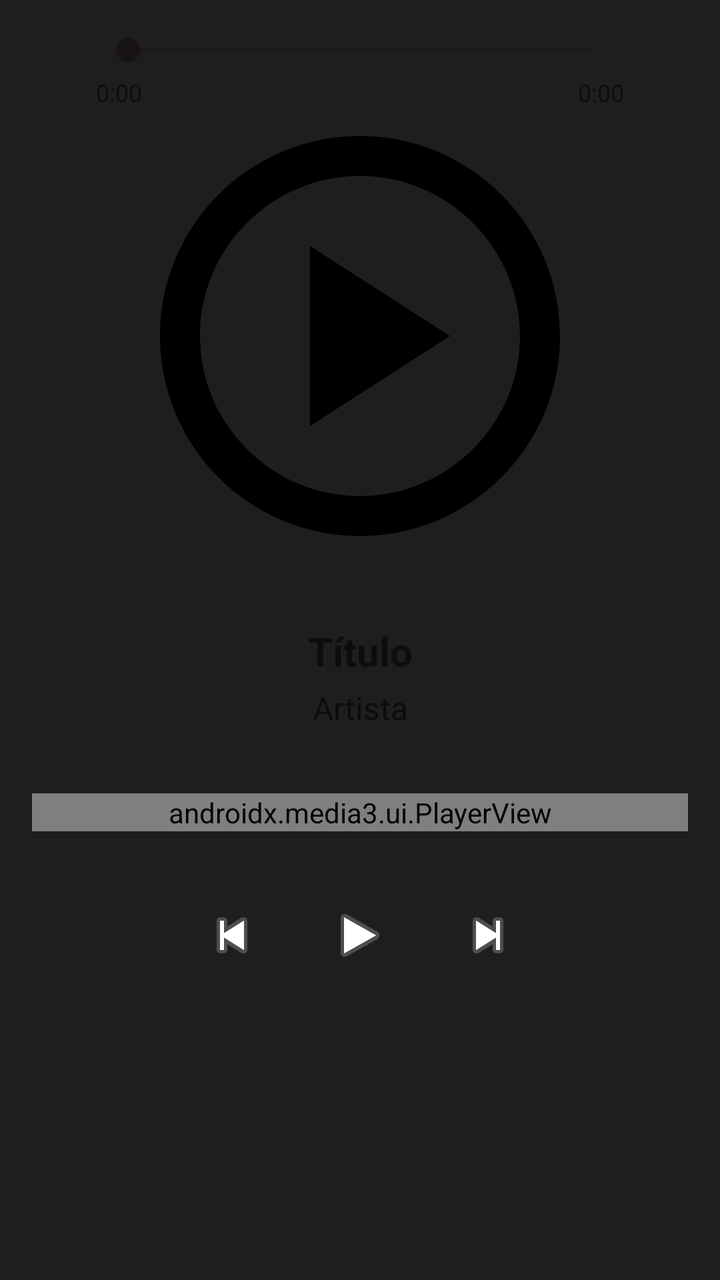
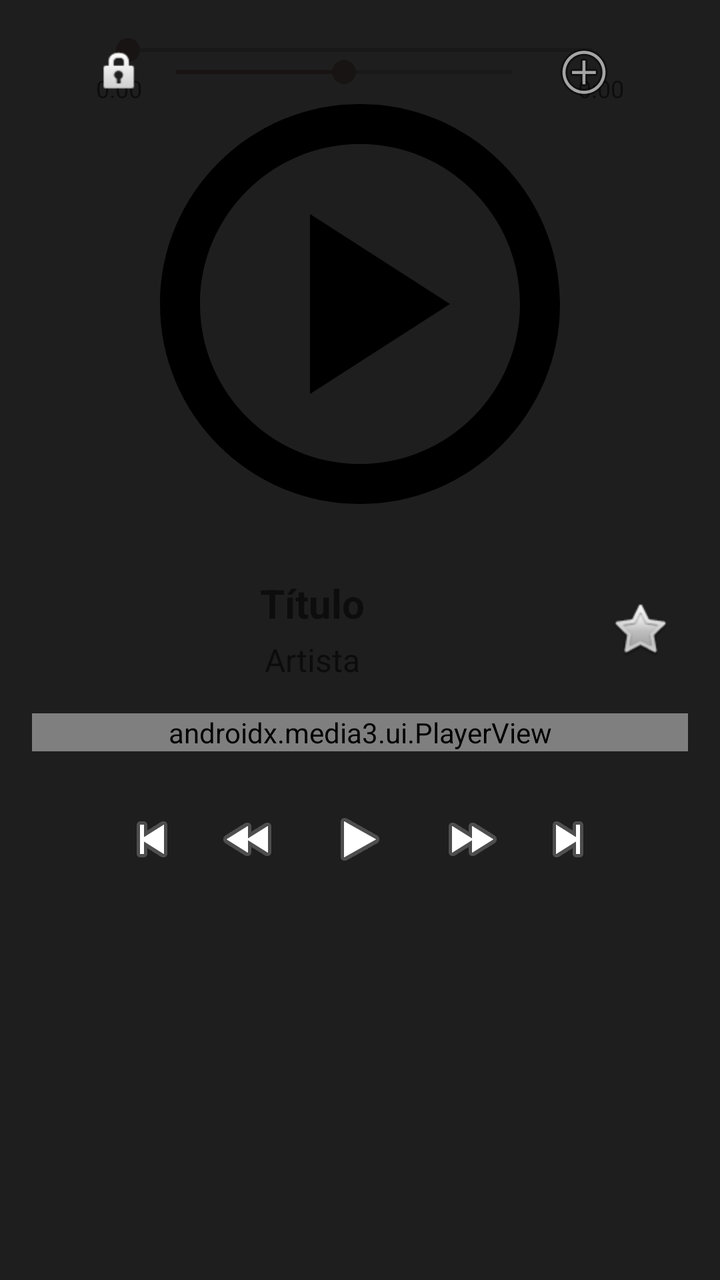

Compare the two renders of this Android layout. The source of the first and the diff that turns it into the second are given below.
<!-- AndroidManifest.xml: application theme Theme.MusicDownloader -->
<!-- res/layout/fragment_player.xml -->
<?xml version="1.0" encoding="utf-8"?>
<androidx.constraintlayout.widget.ConstraintLayout xmlns:android="http://schemas.android.com/apk/res/android"
    xmlns:app="http://schemas.android.com/apk/res-auto"
    android:layout_width="match_parent"
    android:layout_height="match_parent"
    android:padding="16dp"
    android:background="?attr/colorSurface">

    <ImageView
        android:id="@+id/iv_cover"
        android:layout_width="240dp"
        android:layout_height="240dp"
        android:layout_marginTop="32dp"
        android:scaleType="centerCrop"
        android:src="@drawable/ic_player"
        app:layout_constraintTop_toTopOf="parent"
        app:layout_constraintStart_toStartOf="parent"
        app:layout_constraintEnd_toEndOf="parent" />

    <TextView
        android:id="@+id/tv_title"
        android:layout_width="0dp"
        android:layout_height="wrap_content"
        android:layout_marginTop="24dp"
        android:textAlignment="center"
        android:textSize="20sp"
        android:textStyle="bold"
        android:text="Título"
        app:layout_constraintTop_toBottomOf="@id/iv_cover"
        app:layout_constraintStart_toStartOf="parent"
        app:layout_constraintEnd_toEndOf="parent" />

    <TextView
        android:id="@+id/tv_artist"
        android:layout_width="0dp"
        android:layout_height="wrap_content"
        android:layout_marginTop="4dp"
        android:textAlignment="center"
        android:textSize="16sp"
        android:textColor="?android:attr/textColorSecondary"
        android:text="Artista"
        app:layout_constraintTop_toBottomOf="@id/tv_title"
        app:layout_constraintStart_toStartOf="parent"
        app:layout_constraintEnd_toEndOf="parent" />

    <androidx.media3.ui.PlayerView
        android:id="@+id/player_view"
        android:layout_width="0dp"
        android:layout_height="wrap_content"
        android:layout_marginTop="32dp"
        app:use_controller="true"
        app:show_buffering="when_playing"
        app:layout_constraintTop_toBottomOf="@id/tv_artist"
        app:layout_constraintStart_toStartOf="parent"
        app:layout_constraintEnd_toEndOf="parent" />

    <LinearLayout
        android:layout_width="wrap_content"
        android:layout_height="wrap_content"
        android:layout_marginTop="16dp"
        android:orientation="horizontal"
        android:gravity="center"
        app:layout_constraintTop_toBottomOf="@id/player_view"
        app:layout_constraintStart_toStartOf="parent"
        app:layout_constraintEnd_toEndOf="parent">

        <ImageButton
            android:id="@+id/btn_prev"
            android:layout_width="56dp"
            android:layout_height="56dp"
            android:src="@android:drawable/ic_media_previous"
            android:background="?attr/selectableItemBackgroundBorderless"
            android:contentDescription="Previous" />

        <ImageButton
            android:id="@+id/btn_play_pause"
            android:layout_width="72dp"
            android:layout_height="72dp"
            android:src="@android:drawable/ic_media_play"
            android:background="?attr/selectableItemBackgroundBorderless"
            android:contentDescription="Play" />

        <ImageButton
            android:id="@+id/btn_next"
            android:layout_width="56dp"
            android:layout_height="56dp"
            android:src="@android:drawable/ic_media_next"
            android:background="?attr/selectableItemBackgroundBorderless"
            android:contentDescription="Next" />

    </LinearLayout>

    <SeekBar
        android:id="@+id/seek_bar"
        android:layout_width="0dp"
        android:layout_height="wrap_content"
        android:layout_marginTop="8dp"
        android:max="100"
        android:progress="0"
        app:layout_constraintTop_toBottomOf="@+id/btn_play_pause"
        app:layout_constraintStart_toStartOf="parent"
        app:layout_constraintEnd_toEndOf="parent"
        android:layout_marginStart="32dp"
        android:layout_marginEnd="32dp"/>

    <LinearLayout
        android:layout_width="0dp"
        android:layout_height="wrap_content"
        android:layout_marginTop="4dp"
        android:orientation="horizontal"
        app:layout_constraintTop_toBottomOf="@id/seek_bar"
        app:layout_constraintStart_toStartOf="@id/seek_bar"
        app:layout_constraintEnd_toEndOf="@id/seek_bar">

        <TextView android:id="@+id/tv_current_time"
            android:layout_width="0dp"
            android:layout_height="wrap_content"
            android:layout_weight="1"
            android:gravity="start"
            android:text="0:00"
            android:textSize="12sp" />

        <TextView android:id="@+id/tv_total_time"
            android:layout_width="0dp"
            android:layout_height="wrap_content"
            android:layout_weight="1"
            android:gravity="end"
            android:text="0:00"
            android:textSize="12sp" />

    </LinearLayout>

    <TextView
        android:id="@+id/tv_no_song"
        android:layout_width="wrap_content"
        android:layout_height="wrap_content"
        android:text="No hay canción reproduciendo"
        android:textSize="16sp"
        android:visibility="gone"
        app:layout_constraintTop_toTopOf="parent"
        app:layout_constraintStart_toStartOf="parent"
        app:layout_constraintEnd_toEndOf="parent"
        app:layout_constraintBottom_toBottomOf="parent" />

</androidx.constraintlayout.widget.ConstraintLayout>
<!-- resources referenced by this layout -->
<resources>
  <!-- drawable ic_player (drawable) -->
  <vector xmlns:android="http://schemas.android.com/apk/res/android"
      android:width="24dp"
      android:height="24dp"
      android:viewportWidth="24"
      android:viewportHeight="24">
      <path
          android:fillColor="#FF000000"
          android:pathData="M12,2C6.48,2 2,6.48 2,12s4.48,10 10,10 10,-4.48 10,-10S17.52,2 12,2zM12,20c-4.41,0 -8,-3.59 -8,-8s3.59,-8 8,-8 8,3.59 8,8 -3.59,8 -8,8zM9.5,16.5l7,-4.5 -7,-4.5v9z"/>
  </vector>
  <style name="Theme.MusicDownloader" parent="Theme.MaterialComponents.DayNight.NoActionBar">
          <item name="colorPrimary">@color/primary</item>
          <item name="colorPrimaryVariant">@color/primary_variant</item>
          <item name="colorOnPrimary">@color/on_primary</item>
          <item name="colorSecondary">@color/secondary</item>
          <item name="colorOnSecondary">@color/on_secondary</item>
          <item name="colorOnBackground">@color/on_background</item>
          <item name="colorSurface">@color/surface</item>
          <item name="colorOnSurface">@color/on_surface</item>
          <item name="android:colorBackground">@color/background</item>
          <item name="android:statusBarColor">@color/background</item>
          <item name="android:navigationBarColor">@color/background</item>
      </style>
  <color name="primary">#1DB954</color>
  <color name="primary_variant">#169C46</color>
  <color name="on_primary">#FFFFFF</color>
  <color name="secondary">#191414</color>
  <color name="on_secondary">#FFFFFF</color>
  <color name="on_background">#FFFFFF</color>
  <color name="surface">#1E1E1E</color>
  <color name="on_surface">#FFFFFF</color>
  <color name="background">#121212</color>
</resources>

<!-- the commit's change to res/layout/fragment_player.xml (unified diff, before → after) -->
@@ -10,54 +10,76 @@
         android:id="@+id/iv_cover"
         android:layout_width="240dp"
         android:layout_height="240dp"
-        android:layout_marginTop="32dp"
+        android:layout_marginTop="16dp"
         android:scaleType="centerCrop"
         android:src="@drawable/ic_player"
         app:layout_constraintTop_toTopOf="parent"
         app:layout_constraintStart_toStartOf="parent"
         app:layout_constraintEnd_toEndOf="parent" />
 
-    <TextView
-        android:id="@+id/tv_title"
-        android:layout_width="0dp"
-        android:layout_height="wrap_content"
-        android:layout_marginTop="24dp"
-        android:textAlignment="center"
-        android:textSize="20sp"
-        android:textStyle="bold"
-        android:text="Título"
+    <LinearLayout
+        android:id="@+id/title_container"
+        android:layout_width="0dp"
+        android:layout_height="wrap_content"
+        android:layout_marginTop="16dp"
+        android:orientation="horizontal"
+        android:gravity="center_vertical"
         app:layout_constraintTop_toBottomOf="@id/iv_cover"
         app:layout_constraintStart_toStartOf="parent"
-        app:layout_constraintEnd_toEndOf="parent" />
-
-    <TextView
-        android:id="@+id/tv_artist"
-        android:layout_width="0dp"
-        android:layout_height="wrap_content"
-        android:layout_marginTop="4dp"
-        android:textAlignment="center"
-        android:textSize="16sp"
-        android:textColor="?android:attr/textColorSecondary"
-        android:text="Artista"
-        app:layout_constraintTop_toBottomOf="@id/tv_title"
-        app:layout_constraintStart_toStartOf="parent"
-        app:layout_constraintEnd_toEndOf="parent" />
+        app:layout_constraintEnd_toEndOf="parent">
+
+        <LinearLayout
+            android:layout_width="0dp"
+            android:layout_height="wrap_content"
+            android:layout_weight="1"
+            android:orientation="vertical">
+
+            <TextView
+                android:id="@+id/tv_title"
+                android:layout_width="match_parent"
+                android:layout_height="wrap_content"
+                android:textAlignment="center"
+                android:textSize="20sp"
+                android:textStyle="bold"
+                android:text="Título" />
+
+            <TextView
+                android:id="@+id/tv_artist"
+                android:layout_width="match_parent"
+                android:layout_height="wrap_content"
+                android:layout_marginTop="4dp"
+                android:textAlignment="center"
+                android:textSize="16sp"
+                android:textColor="?android:attr/textColorSecondary"
+                android:text="Artista" />
+
+        </LinearLayout>
+
+        <ImageButton
+            android:id="@+id/btn_favorite"
+            android:layout_width="48dp"
+            android:layout_height="48dp"
+            android:src="@android:drawable/btn_star_big_off"
+            android:background="?attr/selectableItemBackgroundBorderless"
+            android:contentDescription="Favorite" />
+
+    </LinearLayout>
 
     <androidx.media3.ui.PlayerView
         android:id="@+id/player_view"
         android:layout_width="0dp"
         android:layout_height="wrap_content"
-        android:layout_marginTop="32dp"
+        android:layout_marginTop="16dp"
         app:use_controller="true"
         app:show_buffering="when_playing"
-        app:layout_constraintTop_toBottomOf="@id/tv_artist"
+        app:layout_constraintTop_toBottomOf="@id/title_container"
         app:layout_constraintStart_toStartOf="parent"
         app:layout_constraintEnd_toEndOf="parent" />
 
     <LinearLayout
         android:layout_width="wrap_content"
         android:layout_height="wrap_content"
-        android:layout_marginTop="16dp"
+        android:layout_marginTop="12dp"
         android:orientation="horizontal"
         android:gravity="center"
         app:layout_constraintTop_toBottomOf="@id/player_view"
@@ -66,24 +88,40 @@
 
         <ImageButton
             android:id="@+id/btn_prev"
-            android:layout_width="56dp"
-            android:layout_height="56dp"
+            android:layout_width="48dp"
+            android:layout_height="48dp"
             android:src="@android:drawable/ic_media_previous"
             android:background="?attr/selectableItemBackgroundBorderless"
             android:contentDescription="Previous" />
 
         <ImageButton
+            android:id="@+id/btn_rewind"
+            android:layout_width="48dp"
+            android:layout_height="48dp"
+            android:src="@android:drawable/ic_media_rew"
+            android:background="?attr/selectableItemBackgroundBorderless"
+            android:contentDescription="Rewind" />
+
+        <ImageButton
             android:id="@+id/btn_play_pause"
-            android:layout_width="72dp"
-            android:layout_height="72dp"
+            android:layout_width="64dp"
+            android:layout_height="64dp"
             android:src="@android:drawable/ic_media_play"
             android:background="?attr/selectableItemBackgroundBorderless"
             android:contentDescription="Play" />
 
         <ImageButton
+            android:id="@+id/btn_forward"
+            android:layout_width="48dp"
+            android:layout_height="48dp"
+            android:src="@android:drawable/ic_media_ff"
+            android:background="?attr/selectableItemBackgroundBorderless"
+            android:contentDescription="Forward" />
+
+        <ImageButton
             android:id="@+id/btn_next"
-            android:layout_width="56dp"
-            android:layout_height="56dp"
+            android:layout_width="48dp"
+            android:layout_height="48dp"
             android:src="@android:drawable/ic_media_next"
             android:background="?attr/selectableItemBackgroundBorderless"
             android:contentDescription="Next" />
@@ -94,7 +132,7 @@
         android:id="@+id/seek_bar"
         android:layout_width="0dp"
         android:layout_height="wrap_content"
-        android:layout_marginTop="8dp"
+        android:layout_marginTop="4dp"
         android:max="100"
         android:progress="0"
         app:layout_constraintTop_toBottomOf="@+id/btn_play_pause"
@@ -106,7 +144,7 @@
     <LinearLayout
         android:layout_width="0dp"
         android:layout_height="wrap_content"
-        android:layout_marginTop="4dp"
+        android:layout_marginTop="2dp"
         android:orientation="horizontal"
         app:layout_constraintTop_toBottomOf="@id/seek_bar"
         app:layout_constraintStart_toStartOf="@id/seek_bar"
@@ -127,6 +165,40 @@
             android:gravity="end"
             android:text="0:00"
             android:textSize="12sp" />
+
+    </LinearLayout>
+
+    <LinearLayout
+        android:layout_width="0dp"
+        android:layout_height="wrap_content"
+        android:layout_marginTop="8dp"
+        android:orientation="horizontal"
+        android:gravity="center_vertical"
+        app:layout_constraintTop_toBottomOf="@id/tv_current_time"
+        app:layout_constraintStart_toStartOf="@id/seek_bar"
+        app:layout_constraintEnd_toEndOf="@id/seek_bar">
+
+        <ImageView
+            android:layout_width="24dp"
+            android:layout_height="24dp"
+            android:src="@android:drawable/ic_lock_idle_lock"
+            android:contentDescription="Volume" />
+
+        <SeekBar
+            android:id="@+id/volume_seekbar"
+            android:layout_width="0dp"
+            android:layout_height="wrap_content"
+            android:layout_weight="1"
+            android:max="100"
+            android:progress="50" />
+
+        <ImageButton
+            android:id="@+id/btn_add_playlist"
+            android:layout_width="40dp"
+            android:layout_height="40dp"
+            android:src="@android:drawable/ic_menu_add"
+            android:background="?attr/selectableItemBackgroundBorderless"
+            android:contentDescription="Add to playlist" />
 
     </LinearLayout>
 
